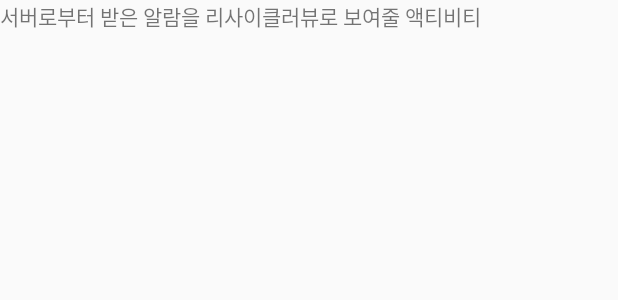
After one commit to rhthrhrl0/pilla, an Android app: the layout activity_alarm.xml on its own in the app's theme, with its tools: preview values and no code run, on a phone screen of 412 x 824 dp. The commit adds this screen. Shown: the top 300 px of the screen. Run offline under Robolectric (Android 15) with nearby library versions, the phone set to English and light mode, and no system bars.

```diff
--- a/app/src/main/java/com/example/ssu_contest_eighteen_pomise/App.kt
+++ b/app/src/main/java/com/example/ssu_contest_eighteen_pomise/App.kt
@@ -1,5 +1,6 @@
 package com.example.ssu_contest_eighteen_pomise
 
+import android.app.Activity
 import android.app.Application
 import com.example.ssu_contest_eighteen_pomise.sharedpreferences.TokenSharedPreferences
 
--- a/app/src/main/java/com/example/ssu_contest_eighteen_pomise/MainViewModel.kt
+++ b/app/src/main/java/com/example/ssu_contest_eighteen_pomise/MainViewModel.kt
@@ -16,6 +16,7 @@ class MainViewModel(application: Application) :AndroidViewModel(application) {
     var startHomeFragment=MutableLiveData<Boolean>()
     var startSettingFragment=MutableLiveData<Boolean>()
     var startAddPrescription=MutableLiveData<Boolean>()
+    var startAlarmList=MutableLiveData<Boolean>()
 
     fun replaceHome(){
         startHomeFragment.value=true
@@ -28,4 +29,8 @@ class MainViewModel(application: Application) :AndroidViewModel(application) {
         startAddPrescription.value=true
     }
 
+    fun alarmList(){
+        startAlarmList.value=true
+    }
+
 }
--- /dev/null
+++ b/app/src/main/res/layout/activity_alarm.xml
@@ -0,0 +1,19 @@
+<?xml version="1.0" encoding="utf-8"?>
+<layout>
+    <data>
+        <variable
+            name="viewModel"
+            type="com.example.ssu_contest_eighteen_pomise.alarm.AlarmViewModel" />
+    </data>
+    <androidx.constraintlayout.widget.ConstraintLayout xmlns:android="http://schemas.android.com/apk/res/android"
+        xmlns:app="http://schemas.android.com/apk/res-auto"
+        xmlns:tools="http://schemas.android.com/tools"
+        android:layout_width="match_parent"
+        android:layout_height="match_parent"
+        tools:context=".alarm.AlarmActivity">
+        <TextView
+            android:layout_width="match_parent"
+            android:layout_height="match_parent"
+            android:text="서버로부터 받은 알람을 리사이클러뷰로 보여줄 액티비티"/>
+    </androidx.constraintlayout.widget.ConstraintLayout>
+</layout>
--- a/app/src/main/res/layout/activity_main.xml
+++ b/app/src/main/res/layout/activity_main.xml
@@ -62,7 +62,8 @@
                     android:src="@drawable/bell_bold_line"
                     android:layout_width="35dp"
                     android:layout_height="35dp"
-                    android:layout_gravity="center_vertical"/>
+                    android:layout_gravity="center_vertical"
+                    android:onClick="@{()->viewModel.alarmList()}"/>
             </FrameLayout>
         </LinearLayout>
 
```
Also changed, not shown: app/src/main/AndroidManifest.xml (+15 -5 lines), app/src/main/java/com/example/ssu_contest_eighteen_pomise/MainActivity.kt (+34 -6 lines), app/src/main/java/com/example/ssu_contest_eighteen_pomise/alarm/AlarmActivity.kt (added, +26 -0 lines), app/src/main/java/com/example/ssu_contest_eighteen_pomise/alarm/AlarmViewModel.kt (added, +8 -0 lines), app/src/main/java/com/example/ssu_contest_eighteen_pomise/camera/AddPrescriptionActivity.kt (+7 -0 lines), app/src/main/java/com/example/ssu_contest_eighteen_pomise/extensionfunction/extensionFun.kt (added, +18 -0 lines), app/src/main/res/anim/none.xml (added, +9 -0 lines), app/src/main/res/anim/slide_down_enter.xml (added, +9 -0 lines), app/src/main/res/anim/slide_down_exit.xml (added, +9 -0 lines), app/src/main/res/anim/slide_right_enter.xml (added, +9 -0 lines), app/src/main/res/anim/slide_right_exit.xml (added, +9 -0 lines), app/src/main/res/anim/slide_up_enter.xml (added, +9 -0 lines), app/src/main/res/anim/slide_up_exit.xml (added, +9 -0 lines).
